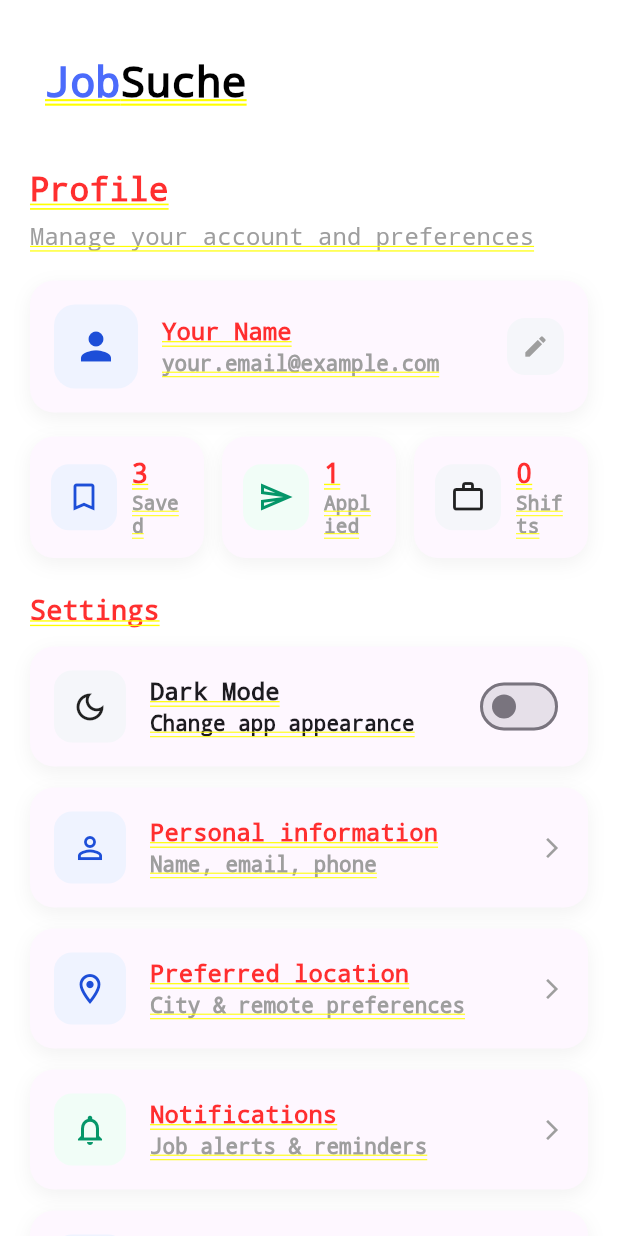
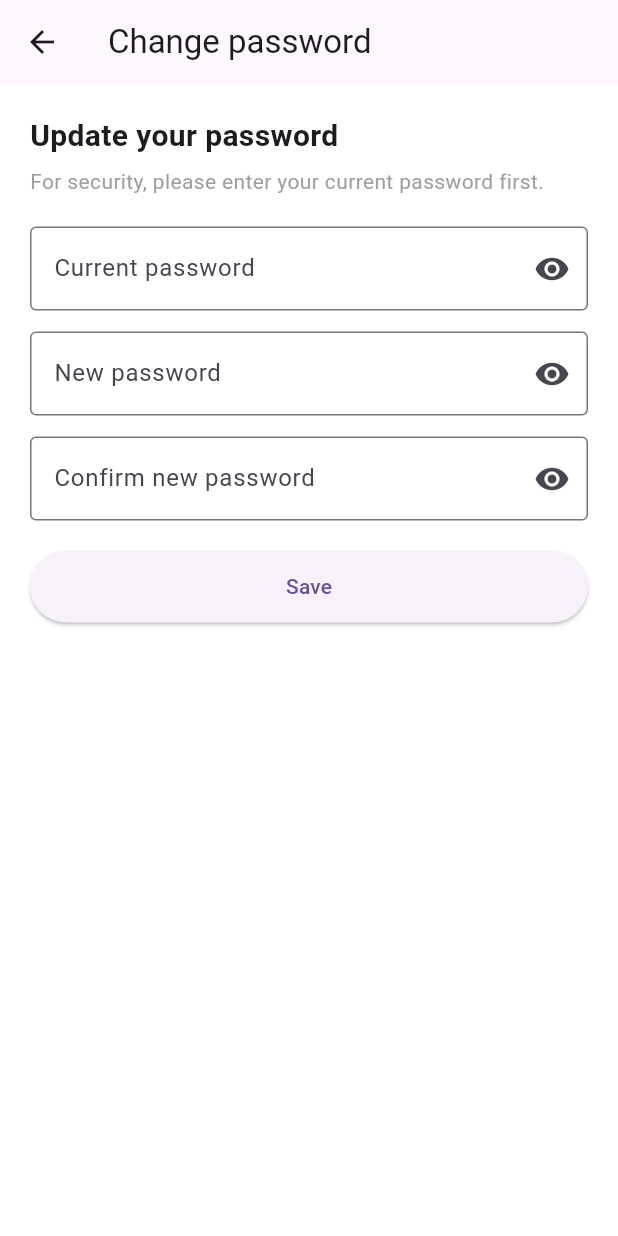
Before and after one commit to Yann23-steve/Team-19-Ema, a Flutter app: the ProfilePage screen opened directly, after a tap on "Change password", on a phone screen of 412 x 824 dp. Run offline on Flutter 3.47's test engine with Material 3 defaults, Android fonts, the phone set to English and light mode, and no system bars; our stand-ins replace cloud_firestore, firebase_auth, firebase_core, shared_preferences; accounts and stored records are empty.

Commit message:
ajout de la page pour modifier le mot de passe

```diff
--- /dev/null
+++ b/lib/features/profile/passwort_reset.dart
@@ -0,0 +1,227 @@
+import 'package:flutter/material.dart';
+import 'package:firebase_auth/firebase_auth.dart';
+import 'package:cloud_firestore/cloud_firestore.dart';
+
+class PasswortResetPage extends StatefulWidget {
+  const PasswortResetPage({super.key});
+
+  @override
+  State<PasswortResetPage> createState() => _PasswortResetPageState();
+}
+
+class _PasswortResetPageState extends State<PasswortResetPage> {
+  final _formKey = GlobalKey<FormState>();
+
+  final _currentPasswordCtrl = TextEditingController();
+  final _newPasswordCtrl = TextEditingController();
+  final _confirmPasswordCtrl = TextEditingController();
+
+  bool _loading = false;
+  bool _showCurrent = false;
+  bool _showNew = false;
+  bool _showConfirm = false;
+
+  @override
+  void dispose() {
+    _currentPasswordCtrl.dispose();
+    _newPasswordCtrl.dispose();
+    _confirmPasswordCtrl.dispose();
+    super.dispose();
+  }
+
+  String? _validatePassword(String? v) {
+    final value = (v ?? '').trim();
+    if (value.isEmpty) return "Password required";
+    if (value.length < 6) return "Min. 6 characters";
+    return null;
+  }
+
+  Future<void> _changePassword() async {
+    final user = FirebaseAuth.instance.currentUser;
+    if (user == null) {
+      ScaffoldMessenger.of(context).showSnackBar(
+        const SnackBar(content: Text("No user logged in")),
+      );
+      return;
+    }
+
+    if (!_formKey.currentState!.validate()) return;
+
+    final currentPw = _currentPasswordCtrl.text.trim();
+    final newPw = _newPasswordCtrl.text.trim();
+    final confirmPw = _confirmPasswordCtrl.text.trim();
+
+    if (newPw != confirmPw) {
+      ScaffoldMessenger.of(context).showSnackBar(
+        const SnackBar(content: Text("Passwords do not match")),
+      );
+      return;
+    }
+
+    setState(() => _loading = true);
+
+    try {
+      // 1) Re-authentication (important pour updatePassword)
+      final email = user.email;
+      if (email == null || email.isEmpty) {
+        throw FirebaseAuthException(
+          code: 'no-email',
+          message: 'This account has no email.',
+        );
+      }
+
+      final credential =
+      EmailAuthProvider.credential(email: email, password: currentPw);
+
+      await user.reauthenticateWithCredential(credential);
+
+      // 2) Update password in Firebase Auth
+      await user.updatePassword(newPw);
+
+      // 3) Optionnel: refresh token / user
+      await user.reload();
+
+      // 4) Save in Firestore (NE PAS enregistrer le mot de passe en clair!)
+      // -> On enregistre uniquement un flag / date de changement
+      await FirebaseFirestore.instance.collection('users').doc(user.uid).update({
+        'passwordUpdatedAt': FieldValue.serverTimestamp(),
+        'hasCustomPassword': true,
+      });
+
+      if (!mounted) return;
+      ScaffoldMessenger.of(context).showSnackBar(
+        const SnackBar(content: Text("Password updated ✅")),
+      );
+      Navigator.pop(context);
+    } on FirebaseAuthException catch (e) {
+      String msg = "Something went wrong";
+
+      if (e.code == 'wrong-password') msg = "Current password is incorrect";
+      if (e.code == 'user-mismatch') msg = "User mismatch";
+      if (e.code == 'user-not-found') msg = "User not found";
+      if (e.code == 'invalid-credential') msg = "Invalid credentials";
+      if (e.code == 'requires-recent-login') {
+        msg = "Please login again and retry";
+      }
+      if (e.code == 'weak-password') msg = "Password too weak (min 6 chars)";
+      if (e.code == 'no-email') msg = e.message ?? msg;
+
+      if (mounted) {
+        ScaffoldMessenger.of(context).showSnackBar(SnackBar(content: Text(msg)));
+      }
+    } catch (_) {
+      if (mounted) {
+        ScaffoldMessenger.of(context).showSnackBar(
+          const SnackBar(content: Text("Something went wrong")),
+        );
+      }
+    } finally {
+      if (mounted) setState(() => _loading = false);
+    }
+  }
+
+  @override
+  Widget build(BuildContext context) {
+    return Scaffold(
+      appBar: AppBar(
+        title: const Text("Change password"),
+      ),
+      body: SafeArea(
+        child: SingleChildScrollView(
+          padding: const EdgeInsets.all(20),
+          child: Form(
+            key: _formKey,
+            child: Column(
+              crossAxisAlignment: CrossAxisAlignment.start,
+              children: [
+                const Text(
+                  "Update your password",
+                  style: TextStyle(fontSize: 20, fontWeight: FontWeight.w700),
+                ),
+                const SizedBox(height: 6),
+                const Text(
+                  "For security, please enter your current password first.",
+                  style: TextStyle(color: Colors.grey),
+                ),
+                const SizedBox(height: 20),
+
+                // Current password
+                TextFormField(
+                  controller: _currentPasswordCtrl,
+                  obscureText: !_showCurrent,
+                  validator: (v) =>
+                  (v == null || v.trim().isEmpty) ? "Required" : null,
+                  decoration: InputDecoration(
+                    labelText: "Current password",
+                    border: const OutlineInputBorder(),
+                    suffixIcon: IconButton(
+                      onPressed: () => setState(() => _showCurrent = !_showCurrent),
+                      icon: Icon(_showCurrent
+                          ? Icons.visibility_off
+                          : Icons.visibility),
+                    ),
+                  ),
+                ),
+
+                const SizedBox(height: 14),
+
+                // New password
+                TextFormField(
+                  controller: _newPasswordCtrl,
+                  obscureText: !_showNew,
+                  validator: _validatePassword,
+                  decoration: InputDecoration(
+                    labelText: "New password",
+                    border: const OutlineInputBorder(),
+                    suffixIcon: IconButton(
+                      onPressed: () => setState(() => _showNew = !_showNew),
+                      icon:
+                      Icon(_showNew ? Icons.visibility_off : Icons.visibility),
+                    ),
+                  ),
+                ),
+
+                const SizedBox(height: 14),
+
+                // Confirm
+                TextFormField(
+                  controller: _confirmPasswordCtrl,
+                  obscureText: !_showConfirm,
+                  validator: _validatePassword,
+                  decoration: InputDecoration(
+                    labelText: "Confirm new password",
+                    border: const OutlineInputBorder(),
+                    suffixIcon: IconButton(
+                      onPressed: () =>
+                          setState(() => _showConfirm = !_showConfirm),
+                      icon: Icon(_showConfirm
+                          ? Icons.visibility_off
+                          : Icons.visibility),
+                    ),
+                  ),
+                ),
+
+                const SizedBox(height: 20),
+
+                SizedBox(
+                  width: double.infinity,
+                  height: 48,
+                  child: ElevatedButton(
+                    onPressed: _loading ? null : _changePassword,
+                    child: _loading
+                        ? const SizedBox(
+                      height: 20,
+                      width: 20,
+                      child: CircularProgressIndicator(strokeWidth: 2),
+                    )
+                        : const Text("Save"),
+                  ),
+                ),
+              ],
+            ),
+          ),
+        ),
+      ),
+    );
+  }
+}
--- a/pubspec.yaml
+++ b/pubspec.yaml
@@ -53,6 +53,7 @@ dev_dependencies:
   # package. See that file for information about deactivating specific lint
   # rules and activating additional ones.
   flutter_lints: ^5.0.0
+  firebase_messaging: ^15.0.0
 
 # For information on the generic Dart part of this file, see the
 # following page: https://dart.dev/tools/pub/pubspec
```
Also changed, not shown: lib/features/auth/passwort_vergessen.dart (+20 -16 lines), lib/features/profile/profile.dart (+112 -5 lines), 1 other file.
